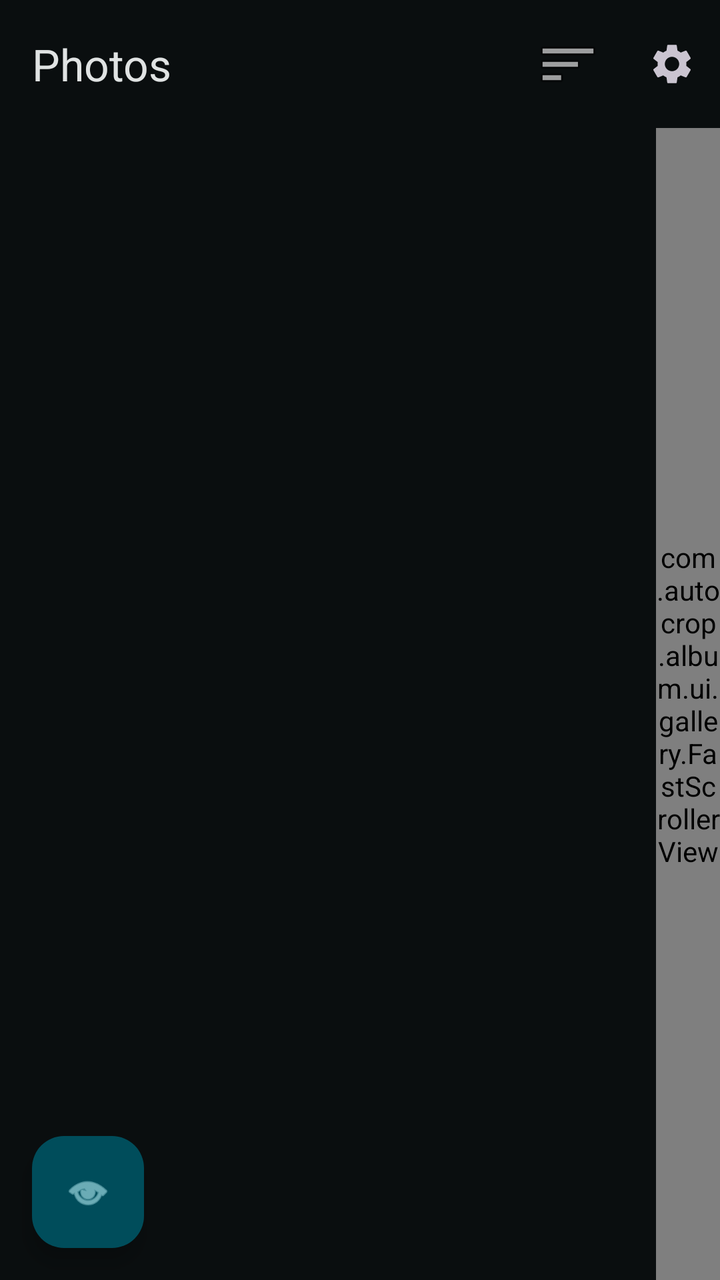
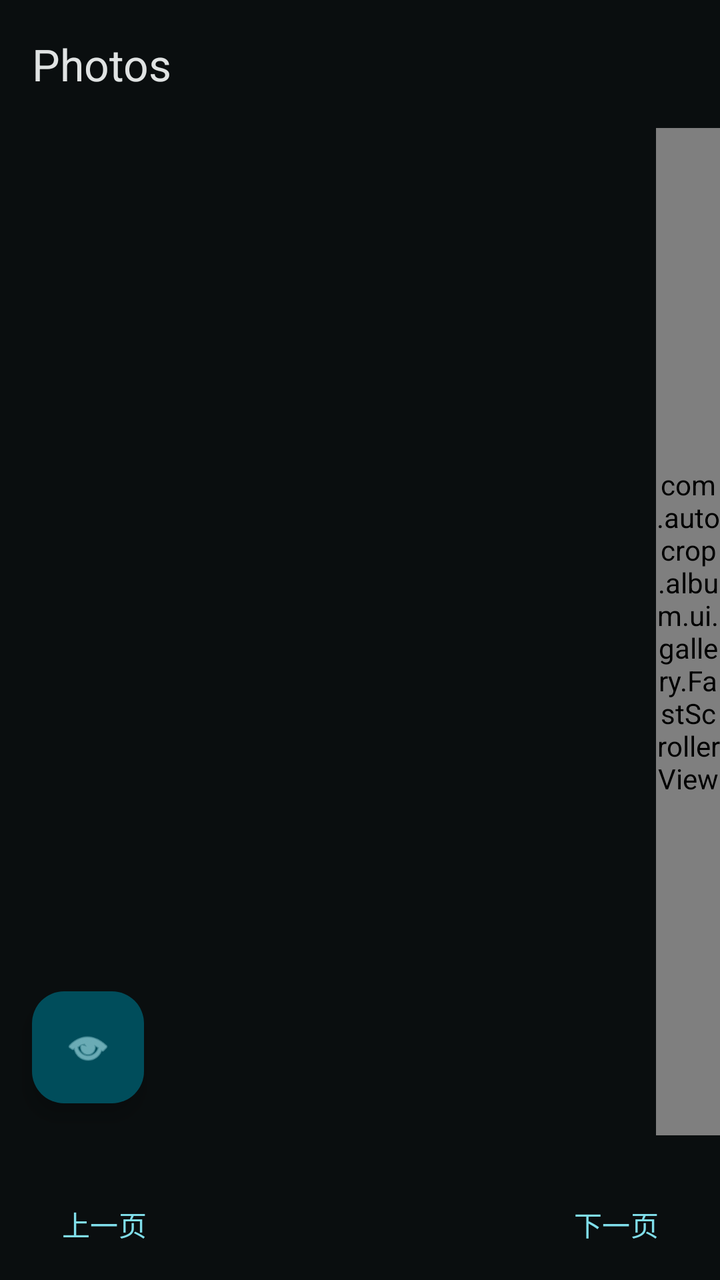

Screens rendered from an Android XML layout before and after an edit, with the pre-edit source and the edit as a unified diff.
<!-- AndroidManifest.xml: application theme Theme.AutoCropAlbum -->
<!-- res/layout/activity_gallery.xml -->
<?xml version="1.0" encoding="utf-8"?>
<androidx.coordinatorlayout.widget.CoordinatorLayout xmlns:android="http://schemas.android.com/apk/res/android"
    xmlns:app="http://schemas.android.com/apk/res-auto"
    xmlns:tools="http://schemas.android.com/tools"
    android:layout_width="match_parent"
    android:layout_height="match_parent"
    android:background="?attr/colorSurface"
    tools:context=".ui.gallery.GalleryActivity">

    <com.google.android.material.appbar.AppBarLayout
        android:id="@+id/appBarLayout"
        android:layout_width="match_parent"
        android:layout_height="wrap_content"
        android:fitsSystemWindows="true">

        <com.google.android.material.appbar.MaterialToolbar
            android:id="@+id/toolbar"
            android:layout_width="match_parent"
            android:layout_height="?attr/actionBarSize"
            android:elevation="0dp"
            app:title="@string/gallery_title"
            app:titleTextColor="?attr/colorOnSurface"
            app:menu="@menu/menu_gallery" />

    </com.google.android.material.appbar.AppBarLayout>

    <FrameLayout
        android:layout_width="match_parent"
        android:layout_height="match_parent"
        app:layout_behavior="@string/appbar_scrolling_view_behavior">

        <androidx.recyclerview.widget.RecyclerView
            android:id="@+id/recyclerView"
            android:layout_width="match_parent"
            android:layout_height="match_parent"
            android:clipToPadding="false"
            android:padding="4dp"
            tools:listitem="@layout/item_gallery_image" />

        <com.autocrop.album.ui.gallery.FastScrollerView
            android:id="@+id/fastScroller"
            android:layout_width="32dp"
            android:layout_height="match_parent"
            android:layout_gravity="end" />

    </FrameLayout>

    <TextView
        android:id="@+id/emptyView"
        android:layout_width="wrap_content"
        android:layout_height="wrap_content"
        android:layout_gravity="center"
        android:text="@string/no_images_found"
        android:textAppearance="?attr/textAppearanceBodyLarge"
        android:textColor="?attr/colorOnSurfaceVariant"
        android:visibility="gone"
        tools:visibility="visible" />

    <com.google.android.material.progressindicator.CircularProgressIndicator
        android:id="@+id/progressBar"
        android:layout_width="wrap_content"
        android:layout_height="wrap_content"
        android:layout_gravity="center"
        android:indeterminate="true"
        android:visibility="gone"
        tools:visibility="visible" />

    
    <com.google.android.material.floatingactionbutton.FloatingActionButton
        android:id="@+id/btnSelectFolder"
        android:layout_width="wrap_content"
        android:layout_height="wrap_content"
        android:layout_gravity="bottom|start"
        android:layout_margin="16dp"
        android:contentDescription="@string/select_folder"
        app:srcCompat="@android:drawable/ic_menu_view"
        app:fabSize="normal" />

</androidx.coordinatorlayout.widget.CoordinatorLayout>
<!-- res/layout/item_gallery_image.xml (included above) -->
<?xml version="1.0" encoding="utf-8"?>
<com.google.android.material.card.MaterialCardView xmlns:android="http://schemas.android.com/apk/res/android"
    xmlns:app="http://schemas.android.com/apk/res-auto"
    android:id="@+id/cardView"
    android:layout_width="match_parent"
    android:layout_height="wrap_content"
    android:layout_margin="4dp"
    app:cardBackgroundColor="?attr/colorSurfaceVariant"
    app:cardCornerRadius="8dp"
    app:cardElevation="2dp">

    <ImageView
        android:id="@+id/imageView"
        android:layout_width="match_parent"
        android:layout_height="120dp"
        android:scaleType="fitCenter"
        android:contentDescription="@string/gallery_title" />

</com.google.android.material.card.MaterialCardView>
<!-- resources referenced by this layout -->
<resources>
  <string name="gallery_title">Photos</string>
  <string name="no_images_found">No images found</string>
  <string name="select_folder">Select Folder</string>
  <color name="md_theme_dark_primary">#80DEEA</color>
  <color name="md_theme_dark_onPrimary">#003640</color>
  <color name="md_theme_dark_primaryContainer">#004D5B</color>
  <color name="md_theme_dark_onPrimaryContainer">#B2EBF2</color>
  <color name="md_theme_dark_secondary">#FFD54F</color>
  <color name="md_theme_dark_onSecondary">#3E2D00</color>
  <color name="md_theme_dark_secondaryContainer">#594400</color>
  <color name="md_theme_dark_onSecondaryContainer">#FFE9A3</color>
  <color name="md_theme_dark_tertiary">#CE93D8</color>
  <color name="md_theme_dark_onTertiary">#3B1948</color>
  <color name="md_theme_dark_tertiaryContainer">#532F5F</color>
  <color name="md_theme_dark_onTertiaryContainer">#EDD7F5</color>
  <color name="md_theme_dark_error">#FFB4AB</color>
  <color name="md_theme_dark_errorContainer">#93000A</color>
  <color name="md_theme_dark_onError">#690005</color>
  <color name="md_theme_dark_onErrorContainer">#FFDAD6</color>
  <color name="md_theme_dark_background">#0A0E0F</color>
  <color name="md_theme_dark_onBackground">#E0E3E3</color>
  <color name="md_theme_dark_surface">#0A0E0F</color>
  <color name="md_theme_dark_onSurface">#E0E3E3</color>
  <color name="md_theme_dark_surfaceVariant">#3F484A</color>
  <color name="md_theme_dark_onSurfaceVariant">#BFC8CA</color>
  <color name="md_theme_dark_outline">#8A9294</color>
  <color name="md_theme_dark_outlineVariant">#3F484A</color>
  <!-- unchanged entries left out for length: 1 -->
</resources>

<!-- the commit's change to res/layout/activity_gallery.xml (unified diff, before → after) -->
@@ -1,82 +1,56 @@
 <?xml version="1.0" encoding="utf-8"?>
-<androidx.coordinatorlayout.widget.CoordinatorLayout xmlns:android="http://schemas.android.com/apk/res/android"
+<LinearLayout xmlns:android="http://schemas.android.com/apk/res/android"
     xmlns:app="http://schemas.android.com/apk/res-auto"
     xmlns:tools="http://schemas.android.com/tools"
-    android:layout_width="match_parent"
-    android:layout_height="match_parent"
-    android:background="?attr/colorSurface"
+    android:layout_width="match_parent" android:layout_height="match_parent"
+    android:orientation="vertical" android:background="?attr/colorSurface"
     tools:context=".ui.gallery.GalleryActivity">
 
-    <com.google.android.material.appbar.AppBarLayout
-        android:id="@+id/appBarLayout"
-        android:layout_width="match_parent"
-        android:layout_height="wrap_content"
-        android:fitsSystemWindows="true">
+    <com.google.android.material.appbar.MaterialToolbar
+        android:id="@+id/toolbar" android:layout_width="match_parent"
+        android:layout_height="?attr/actionBarSize" app:title="@string/gallery_title"
+        app:titleTextColor="?attr/colorOnSurface" />
 
-        <com.google.android.material.appbar.MaterialToolbar
-            android:id="@+id/toolbar"
-            android:layout_width="match_parent"
-            android:layout_height="?attr/actionBarSize"
-            android:elevation="0dp"
-            app:title="@string/gallery_title"
-            app:titleTextColor="?attr/colorOnSurface"
-            app:menu="@menu/menu_gallery" />
-
-    </com.google.android.material.appbar.AppBarLayout>
-
-    <FrameLayout
-        android:layout_width="match_parent"
-        android:layout_height="match_parent"
-        app:layout_behavior="@string/appbar_scrolling_view_behavior">
-
-        <androidx.recyclerview.widget.RecyclerView
-            android:id="@+id/recyclerView"
-            android:layout_width="match_parent"
-            android:layout_height="match_parent"
-            android:clipToPadding="false"
-            android:padding="4dp"
+    <FrameLayout android:layout_width="match_parent" android:layout_height="0dp" android:layout_weight="1">
+        <androidx.recyclerview.widget.RecyclerView android:id="@+id/recyclerView"
+            android:layout_width="match_parent" android:layout_height="match_parent"
+            android:clipToPadding="false" android:padding="4dp"
             tools:listitem="@layout/item_gallery_image" />
-
-        <com.autocrop.album.ui.gallery.FastScrollerView
-            android:id="@+id/fastScroller"
-            android:layout_width="32dp"
-            android:layout_height="match_parent"
-            android:layout_gravity="end" />
-
+        <com.autocrop.album.ui.gallery.FastScrollerView android:id="@+id/fastScroller"
+            android:layout_width="32dp" android:layout_height="match_parent" android:layout_gravity="end" />
+        <TextView android:id="@+id/emptyView" android:layout_width="wrap_content"
+            android:layout_height="wrap_content" android:layout_gravity="center"
+            android:padding="24dp" android:text="@string/no_images_found"
+            android:textAppearance="?attr/textAppearanceBodyLarge" android:visibility="gone" />
+        <com.google.android.material.progressindicator.CircularProgressIndicator android:id="@+id/progressBar"
+            android:layout_width="wrap_content" android:layout_height="wrap_content"
+            android:layout_gravity="center" android:indeterminate="true" android:visibility="gone" />
+        <com.google.android.material.floatingactionbutton.FloatingActionButton android:id="@+id/btnSelectFolder"
+            android:layout_width="wrap_content" android:layout_height="wrap_content"
+            android:layout_gravity="bottom|start" android:layout_margin="16dp"
+            android:contentDescription="@string/select_folder" app:srcCompat="@android:drawable/ic_menu_view" />
     </FrameLayout>
 
-    <TextView
-        android:id="@+id/emptyView"
-        android:layout_width="wrap_content"
-        android:layout_height="wrap_content"
-        android:layout_gravity="center"
-        android:text="@string/no_images_found"
-        android:textAppearance="?attr/textAppearanceBodyLarge"
-        android:textColor="?attr/colorOnSurfaceVariant"
-        android:visibility="gone"
-        tools:visibility="visible" />
-
-    <com.google.android.material.progressindicator.CircularProgressIndicator
-        android:id="@+id/progressBar"
-        android:layout_width="wrap_content"
-        android:layout_height="wrap_content"
-        android:layout_gravity="center"
-        android:indeterminate="true"
-        android:visibility="gone"
-        tools:visibility="visible" />
-
-    
-    <com.google.android.material.floatingactionbutton.FloatingActionButton
-        android:id="@+id/btnSelectFolder"
-        android:layout_width="wrap_content"
-        android:layout_height="wrap_content"
-        android:layout_gravity="bottom|start"
-        android:layout_margin="16dp"
-        android:contentDescription="@string/select_folder"
-        app:srcCompat="@android:drawable/ic_menu_view"
-        app:fabSize="normal" />
-
-</androidx.coordinatorlayout.widget.CoordinatorLayout>
+    <LinearLayout android:layout_width="match_parent" android:layout_height="wrap_content"
+        android:orientation="vertical" android:paddingHorizontal="8dp" android:paddingBottom="4dp">
+        <TextView android:id="@+id/pageRange" android:layout_width="match_parent"
+            android:layout_height="wrap_content" android:gravity="center"
+            android:textAppearance="?attr/textAppearanceBodySmall" android:paddingTop="4dp" />
+        <LinearLayout android:layout_width="match_parent" android:layout_height="wrap_content"
+            android:orientation="horizontal" android:gravity="center_vertical">
+            <com.google.android.material.button.MaterialButton android:id="@+id/btnPreviousPage"
+                style="@style/Widget.Material3.Button.TextButton" android:layout_width="wrap_content"
+                android:layout_height="wrap_content" android:text="@string/previous_page" />
+            <com.google.android.material.button.MaterialButton android:id="@+id/btnPageNumber"
+                style="@style/Widget.Material3.Button.TextButton" android:layout_width="0dp"
+                android:layout_height="wrap_content" android:layout_weight="1" android:minWidth="0dp"
+                android:contentDescription="@string/jump_to_page" />
+            <com.google.android.material.button.MaterialButton android:id="@+id/btnNextPage"
+                style="@style/Widget.Material3.Button.TextButton" android:layout_width="wrap_content"
+                android:layout_height="wrap_content" android:text="@string/next_page" />
+        </LinearLayout>
+    </LinearLayout>
+</LinearLayout>
 <!-- res/layout/item_gallery_image.xml (included above) -->
 <?xml version="1.0" encoding="utf-8"?>
 <com.google.android.material.card.MaterialCardView xmlns:android="http://schemas.android.com/apk/res/android"
<!-- resource entries referenced after the edit -->
@@ -1,7 +1,10 @@
 <!-- resources referenced by this layout -->
 <resources>
   <string name="gallery_title">Photos</string>
+  <string name="jump_to_page">跳转到页</string>
+  <string name="next_page">下一页</string>
   <string name="no_images_found">No images found</string>
+  <string name="previous_page">上一页</string>
   <string name="select_folder">Select Folder</string>
   <color name="md_theme_dark_primary">#80DEEA</color>
   <color name="md_theme_dark_onPrimary">#003640</color>
